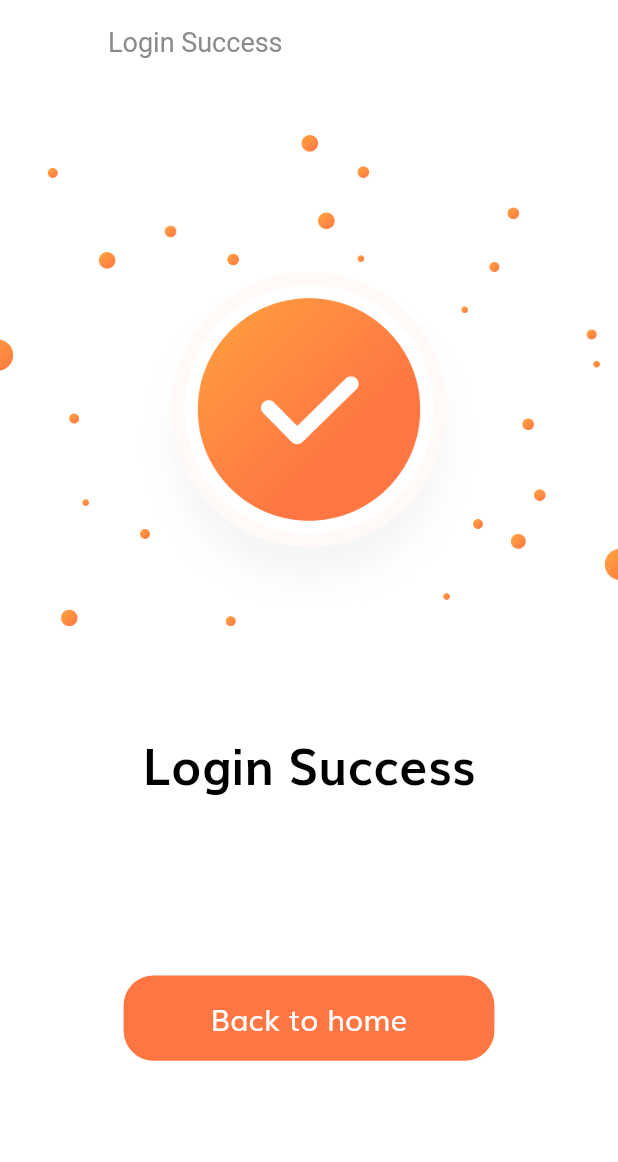
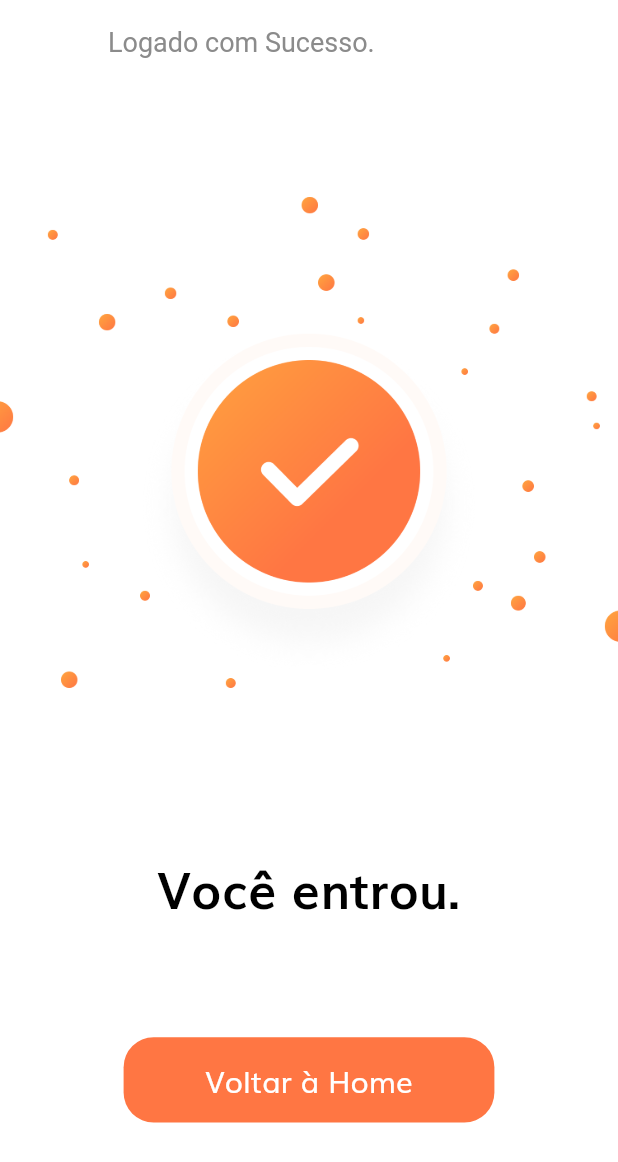
Before and after one commit to vasconceloscezar/in8_shop_app, a Flutter app: the LoginSuccessScreen screen opened by its route, on a phone screen of 412 x 824 dp. Shown: the top 1162 px of the screen. Run offline on Flutter 3.47's test engine with Material 2 defaults, Android fonts, the phone set to English and light mode, and no system bars; our stand-ins replace flutter_svg; accounts and stored records are empty; network calls fail.

Commit message:
feat: login page now post data to API

```diff
--- a/lib/main.dart
+++ b/lib/main.dart
@@ -1,4 +1,5 @@
 import 'package:e_commerce_app/providers/cart_provider.dart';
+import 'package:e_commerce_app/providers/user_provider.dart';
 import 'package:e_commerce_app/routes.dart';
 import 'package:e_commerce_app/screens/splash/splash_screen.dart';
 import 'package:e_commerce_app/providers/product_provider.dart';
@@ -21,7 +22,9 @@ class MyApp extends StatelessWidget {
         ChangeNotifierProvider<ProductProvider>(
             create: (context) => ProductProvider()),
         ChangeNotifierProvider<CartProvider>(
-            create: (context) => CartProvider())
+            create: (context) => CartProvider()),
+        ChangeNotifierProvider<UserProvider>(
+            create: (context) => UserProvider())
       ],
       child: MaterialApp(
         debugShowCheckedModeBanner: false,
--- a/lib/models/user.dart
+++ b/lib/models/user.dart
@@ -1,8 +1,7 @@
 class User {
-  final String name, email, password;
+  String name, email;
   User({
     required this.name,
     required this.email,
-    required this.password,
   });
 }
--- a/lib/screens/login_success/components/body.dart
+++ b/lib/screens/login_success/components/body.dart
@@ -13,11 +13,11 @@ class Body extends StatelessWidget {
         SizedBox(height: SizeConfig.screenHeight * 0.04),
         Image.asset(
           "assets/images/success.png",
-          height: SizeConfig.screenHeight * 0.4, //40%
+          height: SizeConfig.screenHeight * 0.5, //50%
         ),
         SizedBox(height: SizeConfig.screenHeight * 0.08),
         Text(
-          "Login Success",
+          "Você entrou.",
           style: TextStyle(
             fontSize: getProportionateScreenWidth(30),
             fontWeight: FontWeight.bold,
@@ -28,7 +28,7 @@ class Body extends StatelessWidget {
         SizedBox(
           width: SizeConfig.screenWidth * 0.6,
           child: DefaultButton(
-            text: "Back to home",
+            text: "Voltar à Home",
             press: () {
               Navigator.pushNamed(context, HomeScreen.routeName);
             },
--- a/lib/screens/login_success/login_success_screen.dart
+++ b/lib/screens/login_success/login_success_screen.dart
@@ -11,7 +11,7 @@ class LoginSuccessScreen extends StatelessWidget {
     return Scaffold(
       appBar: AppBar(
         leading: const SizedBox(),
-        title: const Text("Login Success"),
+        title: const Text("Logado com Sucesso."),
       ),
       body: const Body(),
     );
--- a/lib/screens/sign_in/components/body.dart
+++ b/lib/screens/sign_in/components/body.dart
@@ -1,6 +1,9 @@
+import 'package:e_commerce_app/apis/e_commerce_api.dart';
+import 'package:e_commerce_app/providers/user_provider.dart';
 import 'package:flutter/material.dart';
 import 'package:e_commerce_app/components/no_account_text.dart';
 import 'package:e_commerce_app/components/socal_card.dart';
+import 'package:provider/provider.dart';
 import '../../../size_config.dart';
 import 'sign_form.dart';
 
```
Also changed, not shown: lib/apis/e_commerce_api.dart (+18 -14 lines), lib/screens/cart/components/check_out_card.dart (+11 -2 lines), lib/screens/sign_in/components/sign_form.dart (+29 -8 lines).
